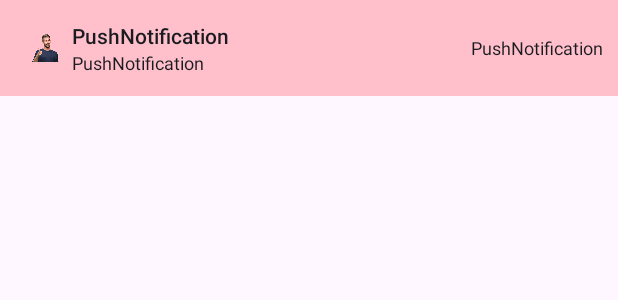
After one commit to Vudiepk3/Push_Notification, an Android app: the layout custom_notification.xml on its own in the app's theme, with its tools: preview values and no code run, on a phone screen of 412 x 824 dp. The commit adds this screen. Shown: the top 300 px of the screen. Run offline under Robolectric (Android 15) with nearby library versions, the phone set to English and light mode, and no system bars.

Commit message:
Custom layout Push Notification trong Android

```diff
--- /dev/null
+++ b/app/src/main/res/layout/custom_notification.xml
@@ -0,0 +1,58 @@
+<?xml version="1.0" encoding="utf-8"?>
+<RelativeLayout
+    xmlns:android="http://schemas.android.com/apk/res/android"
+    android:layout_width="match_parent"
+    android:layout_height="64dp"
+    android:padding="10dp"
+    android:background="@color/pink">
+
+    <ImageView
+        android:id="@+id/img_notification"
+        android:layout_width="30dp"
+        android:layout_height="30dp"
+        android:layout_centerVertical="true"
+        android:src="@drawable/img_notification" />
+
+    <LinearLayout
+        android:id="@+id/linear_content"
+        android:layout_width="wrap_content"
+        android:layout_height="wrap_content"
+        android:layout_toEndOf="@id/img_notification"
+        android:layout_toRightOf="@id/img_notification"
+        android:layout_centerVertical="true"
+        android:orientation="vertical"
+        android:layout_marginStart="8dp"
+        android:layout_marginLeft="8dp"
+        android:layout_marginEnd="8dp"
+        android:layout_marginRight="8dp">
+
+        <TextView
+            android:id="@+id/txt_title"
+            android:layout_width="wrap_content"
+            android:layout_height="wrap_content"
+            android:text="@string/app_name"
+            style="@style/TextAppearance.Compat.Notification.Title"
+            android:maxLines="1"
+            android:ellipsize="end"/>
+
+        <TextView
+            android:id="@+id/txt_content"
+            android:layout_width="wrap_content"
+            android:layout_height="wrap_content"
+            android:text="@string/app_name"
+            style="@style/TextAppearance.Compat.Notification.Info"
+            android:maxLines="1"
+            android:ellipsize="end"/>
+    </LinearLayout>
+
+    <TextView
+        android:id="@+id/txt_time"
+        android:layout_width="wrap_content"
+        android:layout_height="wrap_content"
+        android:layout_alignParentEnd="true"
+        android:layout_alignParentRight="true"
+        android:layout_centerVertical="true"
+        style="@style/TextAppearance.Compat.Notification.Info"
+        android:text="@string/app_name"/>
+
+</RelativeLayout>
```
Also changed, not shown: app/src/main/java/com/example/pushnotification/MainActivity.java (+55 -2 lines), app/src/main/res/layout/activity_main.xml (+12 -0 lines), app/src/main/res/layout/custom_notification_large.xml (added, +30 -0 lines), app/src/main/res/values/colors.xml (+10 -0 lines).
